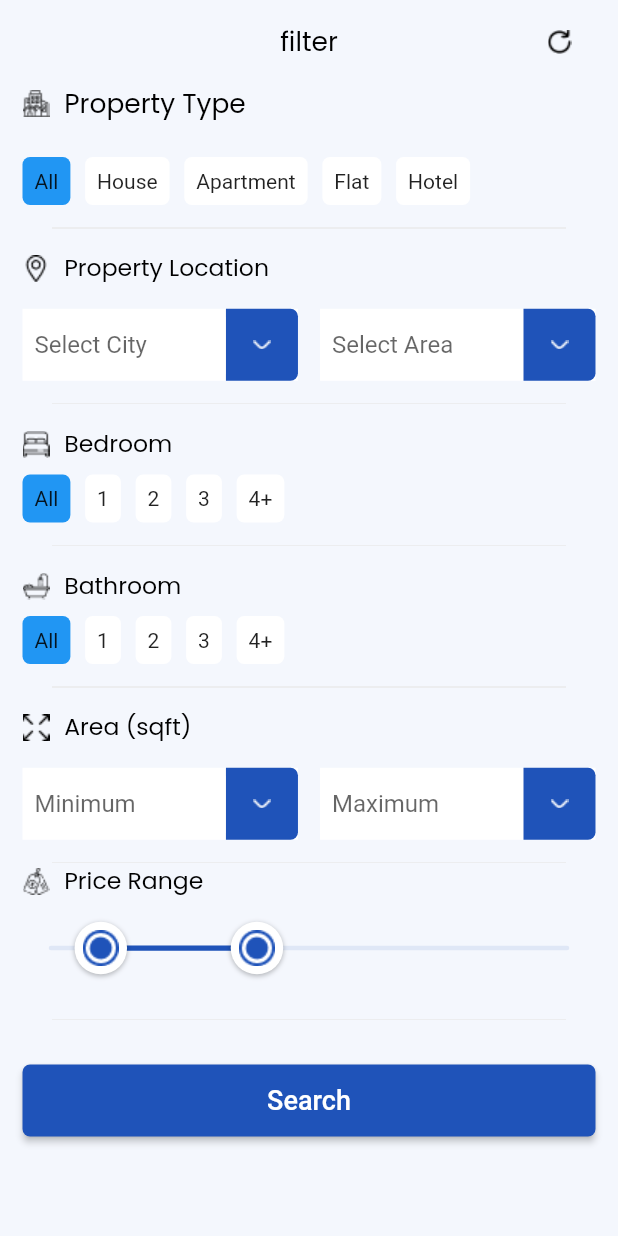
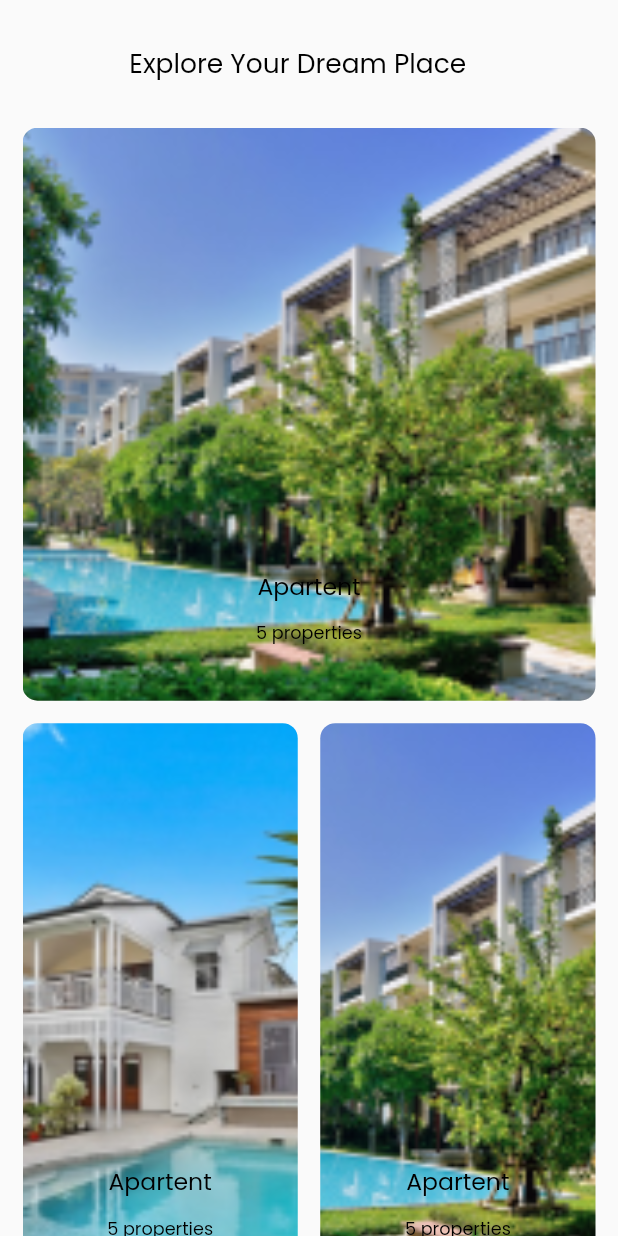
Before and after one commit to khaledmorshed/real_state, a Flutter app: the screen it shows after launch, on a phone screen of 412 x 824 dp. Run offline on Flutter 3.47's test engine with Material 2 defaults, Android fonts, the phone set to English and light mode, and no system bars; drawn by our look-alikes of flutter_xlider; our stand-ins replace carousel_slider, dio, get_it, shared_preferences, smooth_page_indicator; accounts and stored records are empty.

Commit message:
category page done

```diff
--- a/lib/providers/home_screen_provider.dart
+++ b/lib/providers/home_screen_provider.dart
@@ -2,13 +2,15 @@ import 'package:flutter/cupertino.dart';
 
 class HomeScreenProvider with ChangeNotifier{
   static String baseFile = "assets/vectors/home_screen/client_slider/";
+  static String baseFile2 = "assets/vectors/home_screen/category/";
   List<String> _image = ["0.png", "1.png", "2.png", "3.png"];
   List<String> _categoryList = ["Apartment","House", "Restaurant", "df"];
   List<String> get categoryList => _categoryList;
   List<String> get imageList => _image;
   List<String> _client_slider = ["${baseFile}0.jpg", "${baseFile}1.jpg", "${baseFile}2.jpg",];
   List<String> get clientSlider => _client_slider;
-
+  List<String> _dummyImage = ["${baseFile2}0.png", "${baseFile2}1.png", "${baseFile2}2.png", "${baseFile2}3.png", "${baseFile2}4.png"];
+  List<String> get dummyImage => _dummyImage;
 
   int _activeIndex = 0;
   int get activeIndex => _activeIndex;
--- /dev/null
+++ b/lib/view/screens/category_screen.dart
@@ -0,0 +1,105 @@
+import 'package:flutter/gestures.dart';
+import 'package:flutter/material.dart';
+import 'package:flutter_staggered_grid_view/flutter_staggered_grid_view.dart';
+import 'package:provider/provider.dart';
+import 'package:real_state/providers/home_screen_provider.dart';
+import 'package:real_state/utills/global/size_box.dart';
+import 'package:real_state/utills/global/text.dart';
+
+import '../../utills/sdp.dart';
+import 'package:flutter_staggered_grid_view/flutter_staggered_grid_view.dart';
+
+class CategoryScreen extends StatefulWidget {
+  const CategoryScreen({super.key});
+
+  @override
+  State<CategoryScreen> createState() => _CategoryScreenState();
+}
+
+class _CategoryScreenState extends State<CategoryScreen> {
+  @override
+  Widget build(BuildContext context) {
+    SDP.init(context);
+    return Scaffold(
+      body: SafeArea(
+        child: Consumer<HomeScreenProvider>(
+          builder: (context, _provider, _) {
+            return Padding(
+              padding: const EdgeInsets.only(left: 0.0, right: 15),
+              child: Column(
+                crossAxisAlignment: CrossAxisAlignment.center,
+                children: [
+                  szH30(),
+                  txt18("Explore Your Dream Place"),
+                  szH15(),
+                  Expanded(
+                    child: Container(
+                      //color: Colors.green,
+                      child:
+                      GridView.custom(
+                        dragStartBehavior: DragStartBehavior.start,
+                        gridDelegate: SliverStairedGridDelegate(
+                          //crossAxisSpacing: 10,
+                          //mainAxisSpacing: 10,
+                          startCrossAxisDirectionReversed: true,
+                          pattern: [
+                            StairedGridTile(1, 1),
+                            StairedGridTile(0.5, 0.5),
+                            StairedGridTile(0.5, 0.5),
+
+                          ],
+                        ),
+
+                        childrenDelegate: SliverChildBuilderDelegate(
+                              (BuildContext context, int index) {
+                            return Padding(
+                              padding: const EdgeInsets.only(left: 15.0, top: 15),
+                              child: Container(
+                               // color: Colors.red,
+                                child: Stack(
+                                  fit: StackFit.expand,
+                                  children: [
+                                    Container(
+                                      decoration: BoxDecoration(
+                                        borderRadius: BorderRadius.circular(10),
+                                      ),
+                                      child: ClipRRect(
+                                        borderRadius: BorderRadius.circular(10),
+                                        child: Image.asset(
+                                          _provider.dummyImage[index],
+                                          fit: BoxFit.cover,
+                                        ),
+                                      ),
+                                    ),
+
+                                    Positioned.fill(
+                                      top: SDP.sdp(300),
+                                      bottom:  15,
+                                        child: Column(
+                                          children: [
+                                            txt16("Apartent", fontWeight: FontWeight.w500),
+                                            szH10(),
+                                            txt12("5 properties")
+                                          ],
+                                        ),
+                                    )
+
+                                  ],
+                                ),
+                              ),
+                            );
+                          },
+                          childCount: _provider.dummyImage.length,
+                        ),
+                      ),
+                    ),
+                  ),
+                ],
+              ),
+            );
+          }
+        ),
+      ),
+    );
+  }
+}
--- a/lib/view/screens/filter_screen.dart
+++ b/lib/view/screens/filter_screen.dart
@@ -108,6 +108,7 @@ class _FilterScreenState extends State<FilterScreen> {
               _areaMethod(),
               szH15(),
               Image.asset("assets/vectors/filter_screen/1.png"),
+              szH15(),
               Consumer<ASpecificWidgetProvider>(
                   builder: (BuildContext context, _provider, _){
                     return _priceRangeSlider(_provider);
--- a/lib/view/screens/splash_screen.dart
+++ b/lib/view/screens/splash_screen.dart
@@ -4,6 +4,7 @@ import 'package:real_state/utills/global/global.dart';
 import 'package:shared_preferences/shared_preferences.dart';
 import '../../utills/conts/color_manager.dart';
 import 'auth_screens/sign_up_screen.dart';
+import 'category_screen.dart';
 import 'filter_screen.dart';
 import 'home_screen.dart';
 
@@ -25,7 +26,7 @@ class _SplashScreenState extends State<SplashScreen> {
     Timer(const Duration(seconds: 2), () async {
 
       Navigator.pushReplacement(
-          context, MaterialPageRoute(builder: (context) => FilterScreen()));
+          context, MaterialPageRoute(builder: (context) => CategoryScreen()));
 
       // if(_access != null){
       //   Navigator.pushReplacement(
--- a/pubspec.yaml
+++ b/pubspec.yaml
@@ -43,6 +43,7 @@ dependencies:
   carousel_slider: ^4.2.1
   smooth_page_indicator: ^1.1.0
   flutter_xlider: ^3.5.0
+  flutter_staggered_grid_view: ^0.6.2
 
 dev_dependencies:
   flutter_test:
```
Also changed, not shown: assets/vectors/home_screen/category/4.png (added), pubspec.lock.
